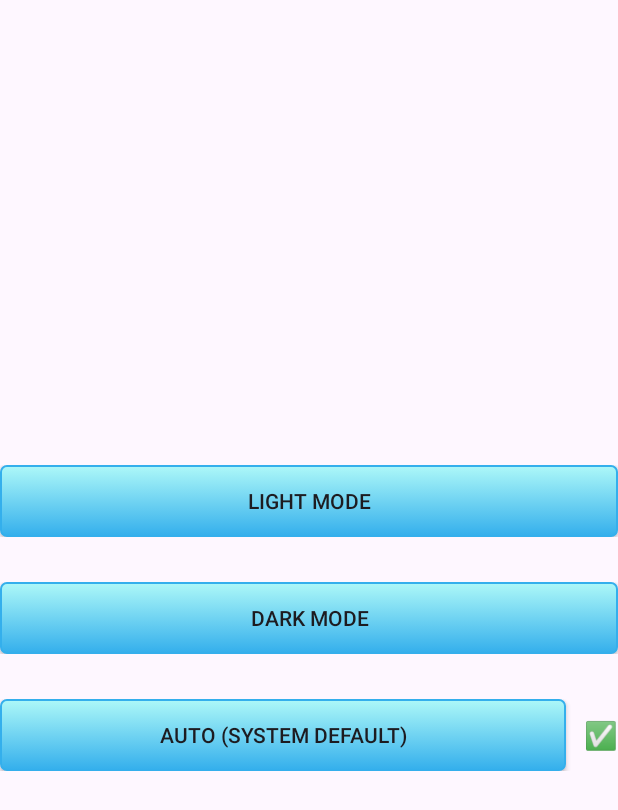
After one commit to patrikinho0/Servix-App, an Android app: the ThemeSettingsActivity screen opened directly, with no data from a screen before it, on a phone screen of 412 x 824 dp. The commit adds this screen. Shown: the top 810 px of the screen. Run offline under Robolectric (Android 15) with nearby library versions, the phone set to English and light mode, and no system bars.

Commit message:
Commit dark-mode feature

```diff
--- /dev/null
+++ b/app/src/main/java/com/example/servix_app/ThemeSettingsActivity.kt
@@ -0,0 +1,88 @@
+package com.example.servix_app
+
+import android.content.SharedPreferences
+import android.os.Bundle
+import android.view.View
+import android.widget.Button
+import android.widget.TextView
+import android.widget.Toast
+import androidx.activity.enableEdgeToEdge
+import androidx.appcompat.app.AppCompatActivity
+import androidx.appcompat.app.AppCompatDelegate
+import androidx.core.view.ViewCompat
+import androidx.core.view.WindowInsetsCompat
+
+class ThemeSettingsActivity : AppCompatActivity() {
+
+    private lateinit var lightButton: Button
+    private lateinit var darkButton: Button
+    private lateinit var autoButton: Button
+
+    private lateinit var lightCheck: TextView
+    private lateinit var darkCheck: TextView
+    private lateinit var autoCheck: TextView
+
+    private lateinit var sharedPreferences: SharedPreferences
+    private val PREFS_NAME = "AppSettingsPrefs"
+    private val THEME_MODE_KEY = "theme_mode"
+
+    override fun onCreate(savedInstanceState: Bundle?) {
+        sharedPreferences = getSharedPreferences(PREFS_NAME, MODE_PRIVATE)
+        applySavedTheme()
+
+        super.onCreate(savedInstanceState)
+        enableEdgeToEdge()
+        setContentView(R.layout.activity_theme_settings)
+
+        ViewCompat.setOnApplyWindowInsetsListener(findViewById(R.id.main)) { v, insets ->
+            val systemBars = insets.getInsets(WindowInsetsCompat.Type.systemBars())
+            v.setPadding(systemBars.left, systemBars.top, systemBars.right, systemBars.bottom)
+            insets
+        }
+
+        lightButton = findViewById(R.id.light_mode_button)
+        darkButton = findViewById(R.id.dark_mode_button)
+        autoButton = findViewById(R.id.auto_mode_button)
+
+        lightCheck = findViewById(R.id.light_check)
+        darkCheck = findViewById(R.id.dark_check)
+        autoCheck = findViewById(R.id.auto_check)
+
+        updateCheckmarks(getSavedTheme())
+
+        lightButton.setOnClickListener {
+            saveTheme(AppCompatDelegate.MODE_NIGHT_NO)
+            updateCheckmarks(AppCompatDelegate.MODE_NIGHT_NO)
+        }
+
+        darkButton.setOnClickListener {
+            saveTheme(AppCompatDelegate.MODE_NIGHT_YES)
+            updateCheckmarks(AppCompatDelegate.MODE_NIGHT_YES)
+        }
+
+        autoButton.setOnClickListener {
+            saveTheme(AppCompatDelegate.MODE_NIGHT_FOLLOW_SYSTEM)
+            updateCheckmarks(AppCompatDelegate.MODE_NIGHT_FOLLOW_SYSTEM)
+        }
+    }
+
+    private fun getSavedTheme(): Int {
+        return sharedPreferences.getInt(THEME_MODE_KEY, AppCompatDelegate.MODE_NIGHT_FOLLOW_SYSTEM)
+    }
+
+    private fun saveTheme(mode: Int) {
+        sharedPreferences.edit().putInt(THEME_MODE_KEY, mode).apply()
+        AppCompatDelegate.setDefaultNightMode(mode)
+        Toast.makeText(this, "Theme updated", Toast.LENGTH_SHORT).show()
+    }
+
+    private fun updateCheckmarks(selectedMode: Int) {
+        lightCheck.visibility = if (selectedMode == AppCompatDelegate.MODE_NIGHT_NO) View.VISIBLE else View.GONE
+        darkCheck.visibility = if (selectedMode == AppCompatDelegate.MODE_NIGHT_YES) View.VISIBLE else View.GONE
+        autoCheck.visibility = if (selectedMode == AppCompatDelegate.MODE_NIGHT_FOLLOW_SYSTEM) View.VISIBLE else View.GONE
+    }
+
+    private fun applySavedTheme() {
+        AppCompatDelegate.setDefaultNightMode(getSavedTheme())
+    }
+}
--- a/app/src/main/res/drawable/rounded_corner_background.xml
+++ b/app/src/main/res/drawable/rounded_corner_background.xml
@@ -3,14 +3,14 @@
         <shape
             android:shape="oval">
             <solid android:color="#E0E0E0" />
-            <size android:width="50dp" android:height="50dp" />
+            <size android:width="100dp" android:height="100dp" />
         </shape>
     </item>
     <item android:right="4dp" android:left="4dp" android:top="4dp" android:bottom="4dp">
         <shape
             android:shape="oval">
             <solid android:color="@android:color/holo_blue_light" />
-            <size android:width="50dp" android:height="50dp" />
+            <size android:width="100dp" android:height="100dp" />
         </shape>
     </item>
 </layer-list>
--- a/app/src/main/res/layout/activity_account_info.xml
+++ b/app/src/main/res/layout/activity_account_info.xml
@@ -25,7 +25,6 @@
         android:layout_width="wrap_content"
         android:layout_height="wrap_content"
         android:text="Username"
-        android:textColor="@color/black"
         android:textSize="18sp"
         android:textStyle="bold"
         app:layout_constraintTop_toBottomOf="@id/profile_picture"
@@ -38,7 +37,6 @@
         android:layout_width="wrap_content"
         android:layout_height="wrap_content"
         android:text="example@gmail.com"
-        android:textColor="@color/black"
         android:textSize="16sp"
         app:layout_constraintTop_toBottomOf="@id/user_name"
         app:layout_constraintStart_toStartOf="parent"
@@ -50,7 +48,6 @@
         android:layout_width="wrap_content"
         android:layout_height="wrap_content"
         android:text="User"
-        android:textColor="@color/black"
         android:textSize="16sp"
         app:layout_constraintTop_toBottomOf="@id/user_email"
         app:layout_constraintStart_toStartOf="parent"
--- /dev/null
+++ b/app/src/main/res/layout/activity_theme_settings.xml
@@ -0,0 +1,83 @@
+<LinearLayout xmlns:android="http://schemas.android.com/apk/res/android"
+    android:orientation="vertical"
+    android:id="@+id/main"
+    android:padding="24dp"
+    android:gravity="center"
+    android:layout_width="match_parent"
+    android:layout_height="match_parent">
+
+    <LinearLayout
+        android:layout_width="match_parent"
+        android:layout_height="wrap_content"
+        android:orientation="horizontal"
+        android:gravity="center_vertical"
+        android:layout_marginBottom="30dp">
+
+        <androidx.appcompat.widget.AppCompatButton
+            android:id="@+id/light_mode_button"
+            android:layout_width="0dp"
+            android:background="@drawable/buttongradient"
+            android:layout_weight="1"
+            android:layout_height="wrap_content"
+            android:text="Light Mode" />
+
+        <TextView
+            android:id="@+id/light_check"
+            android:layout_width="wrap_content"
+            android:layout_height="wrap_content"
+            android:text="✅"
+            android:textSize="18sp"
+            android:visibility="gone"
+            android:paddingStart="12dp" />
+    </LinearLayout>
+
+    <LinearLayout
+        android:layout_width="match_parent"
+        android:layout_height="wrap_content"
+        android:orientation="horizontal"
+        android:gravity="center_vertical"
+        android:layout_marginBottom="30dp">
+
+        <androidx.appcompat.widget.AppCompatButton
+            android:id="@+id/dark_mode_button"
+            android:layout_width="0dp"
+            android:background="@drawable/buttongradient"
+            android:layout_weight="1"
+            android:layout_height="wrap_content"
+            android:text="Dark Mode" />
+
+        <TextView
+            android:id="@+id/dark_check"
+            android:layout_width="wrap_content"
+            android:layout_height="wrap_content"
+            android:text="✅"
+            android:textSize="18sp"
+            android:visibility="gone"
+            android:paddingStart="12dp" />
+    </LinearLayout>
+
+    <LinearLayout
+        android:layout_width="match_parent"
+        android:layout_height="wrap_content"
+        android:orientation="horizontal"
+        android:gravity="center_vertical">
+
+        <androidx.appcompat.widget.AppCompatButton
+            android:id="@+id/auto_mode_button"
+            android:layout_width="0dp"
+            android:background="@drawable/buttongradient"
+            android:layout_weight="1"
+            android:layout_height="wrap_content"
+            android:text="Auto (System Default)" />
+
+        <TextView
+            android:id="@+id/auto_check"
+            android:layout_width="wrap_content"
+            android:layout_height="wrap_content"
+            android:text="✅"
+            android:textSize="18sp"
+            android:visibility="gone"
+            android:paddingStart="12dp" />
+    </LinearLayout>
+
+</LinearLayout>
--- a/gradle/libs.versions.toml
+++ b/gradle/libs.versions.toml
@@ -1,5 +1,5 @@
 [versions]
-agp = "8.10.0"
+agp = "8.10.1"
 kotlin = "1.9.24"
 coreKtx = "1.15.0"
 junit = "4.13.2"
```
Also changed, not shown: app/src/main/AndroidManifest.xml (+9 -2 lines), app/src/main/java/com/example/servix_app/AppSettingsActivity.kt (+5 -5 lines), app/src/main/java/com/example/servix_app/LauncherActivity.kt (added, +25 -0 lines), app/src/main/res/layout/activity_app_settings.xml (+25 -6 lines), app/src/main/res/layout/loading_dialog.xml (+20 -15 lines).
